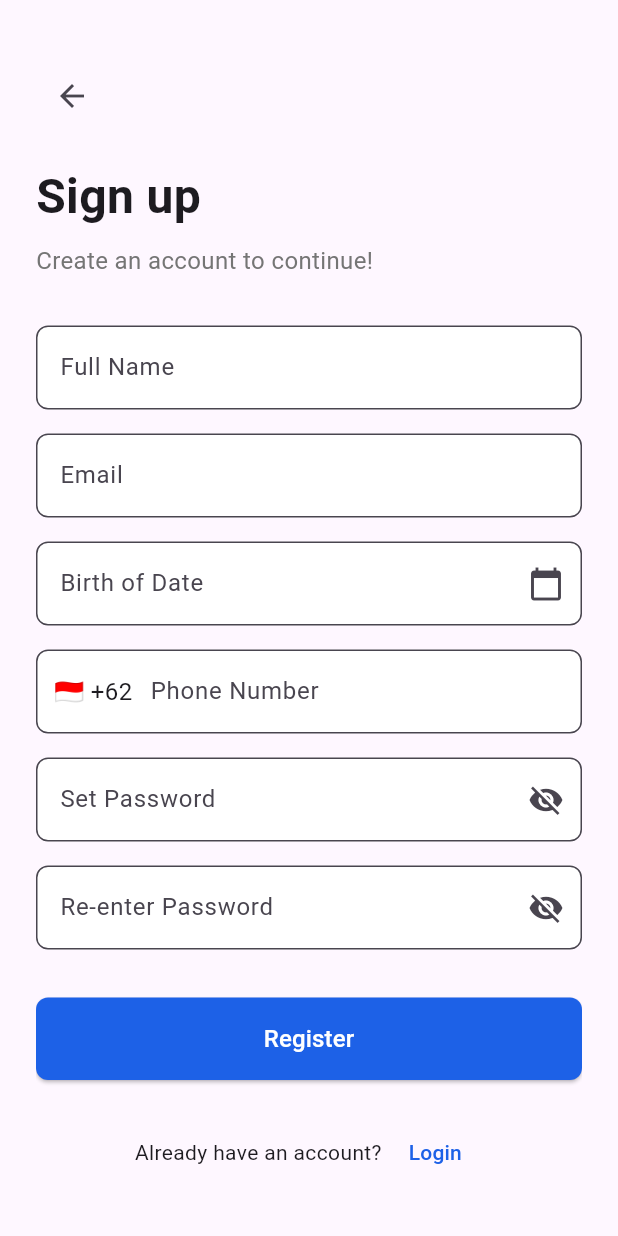
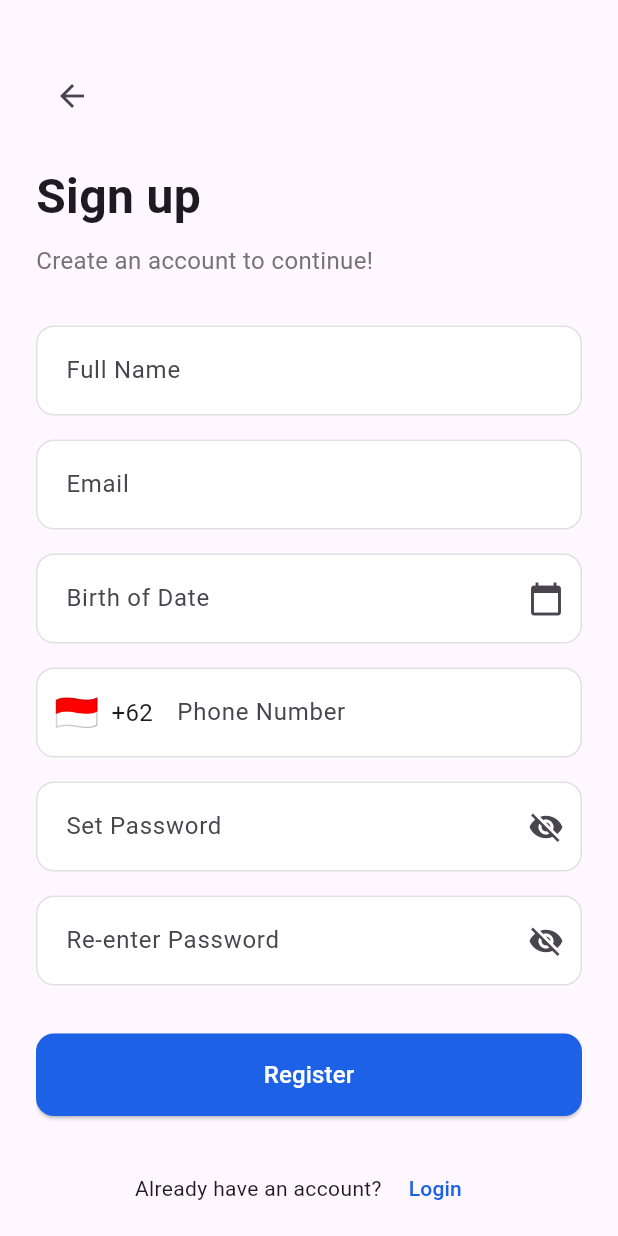
Before and after one commit to RhyneeAI/artverse, a Flutter app: the screen it shows after launch, after a tap on "Sign Up", on a phone screen of 412 x 824 dp. Run offline on Flutter 3.47's test engine with Material 3 defaults, Android fonts, the phone set to English and light mode, and no system bars; our stand-ins replace cloud_firestore, firebase_auth, firebase_core; accounts and stored records are empty.

Commit message:
feat: textform utils dry

```diff
--- a/lib/auth/login.dart
+++ b/lib/auth/login.dart
@@ -19,6 +19,7 @@ class _LoginScreenState extends State<LoginScreen> {
 
   // Untuk toggle visibility password
   bool _obscureText = true;
+  bool _isLoading = false;
 
   @override
   void dispose() {
@@ -37,9 +38,14 @@ class _LoginScreenState extends State<LoginScreen> {
     }
 
     try {
-      UserCredential userCredential = await FirebaseAuth.instance.signInWithEmailAndPassword(
+      await FirebaseAuth.instance.signInWithEmailAndPassword(
         email: email,
         password: password,
+      );
+
+      SnackbarHelper.showSuccess(
+        context,
+        'Login berhasil!',
       );
 
       Navigator.pushReplacement(
@@ -80,7 +86,7 @@ class _LoginScreenState extends State<LoginScreen> {
               ),
               const SizedBox(height: 8),
               const Text(
-                'Enter your username and password to log in',
+                'Enter your email and password to log in',
                 style: TextStyle(
                   fontSize: 16,
                   color: AppColors.textSecondary,
@@ -88,29 +94,24 @@ class _LoginScreenState extends State<LoginScreen> {
                 textAlign: TextAlign.left,
               ),
               const SizedBox(height: 32),
+
+              // Email Field
               TextField(
                 controller: _emailController,
                 keyboardType: TextInputType.emailAddress,
-                decoration: InputDecoration(
+                decoration: customInputDecoration(
                   labelText: 'Email',
-                  border: OutlineInputBorder(
-                    borderRadius: BorderRadius.circular(8),
-                  ),
-                  filled: true,
-                  fillColor: AppColors.background,
+                  hintText: 'contoh: nama@artverse.com',
                 ),
               ),
               const SizedBox(height: 16),
+
+              // Password Field – sekarang pakai customInputDecoration juga
               TextField(
                 controller: _passwordController,
                 obscureText: _obscureText,
-                decoration: InputDecoration(
+                decoration: customInputDecoration(
                   labelText: 'Password',
-                  border: OutlineInputBorder(
-                    borderRadius: BorderRadius.circular(8),
-                  ),
-                  filled: true,
-                  fillColor: AppColors.background,
                   suffixIcon: IconButton(
                     icon: Icon(_obscureText ? Icons.visibility_off : Icons.visibility),
                     onPressed: () {
@@ -122,11 +123,12 @@ class _LoginScreenState extends State<LoginScreen> {
                 ),
               ),
               const SizedBox(height: 8),
+
               Align(
                 alignment: Alignment.centerRight,
                 child: TextButton(
                   onPressed: () {
-                    // Logic navigasi ke forgot password (pakai FirebaseAuth.sendPasswordResetEmail)
+                    // Nanti tambah logic sendPasswordResetEmail
                   },
                   child: const Text(
                     'Forgot Password?',
@@ -135,30 +137,40 @@ class _LoginScreenState extends State<LoginScreen> {
                 ),
               ),
               const SizedBox(height: 16),
-              ElevatedButton(
-                onPressed: _login,
+
+              // Tombol Log In
+              SizedBox(
+                width: double.infinity,
+                child: ElevatedButton(
+                  onPressed: _isLoading ? null : _login,
                   style: ElevatedButton.styleFrom(
                     backgroundColor: AppColors.primary,
                     padding: const EdgeInsets.symmetric(vertical: 16),
                     shape: RoundedRectangleBorder(
-                    borderRadius: BorderRadius.circular(8),
+                      borderRadius: BorderRadius.circular(12),
                     ),
                   ),
-                child: const Text(
+                  child: _isLoading
+                      ? const CircularProgressIndicator(color: Colors.white)
+                      : const Text(
                           'Log In',
-                  style: TextStyle(fontSize: 16, color: AppColors.textPrimary),
+                          style: TextStyle(fontSize: 16, color: Colors.white),
+                        ),
                 ),
               ),
               const SizedBox(height: 24),
+
+              // Link ke Register
               Row(
                 mainAxisAlignment: MainAxisAlignment.center,
                 children: [
                   const Text("Don't have an account? "),
                   TextButton(
                     onPressed: () {
-                      Navigator.pushReplacement(
+                      Navigator.push(
                         context,
-                        MaterialPageRoute(builder: (context) => RegisterScreen()));
+                        MaterialPageRoute(builder: (context) => const RegisterScreen()),
+                      );
                     },
                     child: const Text(
                       'Sign Up',
--- a/lib/auth/register.dart
+++ b/lib/auth/register.dart
@@ -1,4 +1,4 @@
-import 'package:artverse/auth/email_verification.dart';
+// import 'package:artverse/auth/email_verification.dart';
 import 'package:artverse/utils/constants.dart';
 import 'package:artverse/utils/snackbar.dart';
 import 'package:cloud_firestore/cloud_firestore.dart';
@@ -143,14 +143,16 @@ class _RegisterScreenState extends State<RegisterScreen> {
               crossAxisAlignment: CrossAxisAlignment.start,
               children: [
                 const SizedBox(height: 40),
+
                 // Back button
-                IconButton(
-                  icon: const Icon(Icons.arrow_back),
-                  onPressed: () => Navigator.pushReplacement(
-                    context,
-                    MaterialPageRoute(builder: (context) => LoginScreen())
+                Align(
+                  alignment: Alignment.topLeft,
+                  child: IconButton(
+                    icon: const Icon(Icons.arrow_back),
+                    onPressed: () => Navigator.pop(context),  // Kembali normal, bukan ganti stack
                   ),
                 ),
+
                 const SizedBox(height: 20),
 
                 const Text(
@@ -164,14 +166,10 @@ class _RegisterScreenState extends State<RegisterScreen> {
                 ),
                 const SizedBox(height: 32),
 
+                // Full Name
                 TextField(
                   controller: _fullNameController,
-                  decoration: InputDecoration(
-                    labelText: 'Full Name',
-                    border: OutlineInputBorder(borderRadius: BorderRadius.circular(8)),
-                    filled: true,
-                    fillColor: AppColors.background,
-                  ),
+                  decoration: customInputDecoration(labelText: 'Full Name'),
                 ),
                 const SizedBox(height: 16),
 
@@ -179,11 +177,9 @@ class _RegisterScreenState extends State<RegisterScreen> {
                 TextField(
                   controller: _emailController,
                   keyboardType: TextInputType.emailAddress,
-                  decoration: InputDecoration(
+                  decoration: customInputDecoration(
                     labelText: 'Email',
-                    border: OutlineInputBorder(borderRadius: BorderRadius.circular(8)),
-                    filled: true,
-                    fillColor: AppColors.background,
+                    hintText: 'contoh: nama@artverse.com',
                   ),
                 ),
                 const SizedBox(height: 16),
@@ -193,12 +189,9 @@ class _RegisterScreenState extends State<RegisterScreen> {
                   controller: _birthDateController,
                   readOnly: true,
                   onTap: () => _selectDate(context),
-                  decoration: InputDecoration(
+                  decoration: customInputDecoration(
                     labelText: 'Birth of Date',
                     suffixIcon: const Icon(Icons.calendar_today),
-                    border: OutlineInputBorder(borderRadius: BorderRadius.circular(8)),
-                    filled: true,
-                    fillColor: AppColors.background,
                   ),
                 ),
                 const SizedBox(height: 16),
@@ -207,19 +200,19 @@ class _RegisterScreenState extends State<RegisterScreen> {
                 TextField(
                   controller: _phoneController,
                   keyboardType: TextInputType.phone,
-                  decoration: InputDecoration(
+                  decoration: customInputDecoration(
                     labelText: 'Phone Number',
-                    prefixIcon: const Row(
-                      mainAxisSize: MainAxisSize.min,
-                      children: [
-                        SizedBox(width: 12),
-                        Text('🇮🇩 +62', style: TextStyle(fontSize: 16)),
-                        SizedBox(width: 8),
-                      ],
+                    prefixIcon: const Padding(
+                      padding: EdgeInsets.symmetric(horizontal: 12),
+                      child: Row(
+                        mainAxisSize: MainAxisSize.min,
+                        children: [
+                          Text('🇮🇩', style: TextStyle(fontSize: 24)),
+                          SizedBox(width: 8),
+                          Text('+62', style: TextStyle(fontSize: 16)),
+                        ],
+                      ),
                     ),
-                    border: OutlineInputBorder(borderRadius: BorderRadius.circular(8)),
-                    filled: true,
-                    fillColor: AppColors.background,
                   ),
                 ),
                 const SizedBox(height: 16),
@@ -228,15 +221,12 @@ class _RegisterScreenState extends State<RegisterScreen> {
                 TextField(
                   controller: _passwordController,
                   obscureText: _obscurePassword,
-                  decoration: InputDecoration(
+                  decoration: customInputDecoration(
                     labelText: 'Set Password',
                     suffixIcon: IconButton(
                       icon: Icon(_obscurePassword ? Icons.visibility_off : Icons.visibility),
                       onPressed: () => setState(() => _obscurePassword = !_obscurePassword),
                     ),
-                    border: OutlineInputBorder(borderRadius: BorderRadius.circular(8)),
-                    filled: true,
-                    fillColor: AppColors.background,
                   ),
                 ),
                 const SizedBox(height: 16),
@@ -245,15 +235,12 @@ class _RegisterScreenState extends State<RegisterScreen> {
                 TextField(
                   controller: _rePasswordController,
                   obscureText: _obscurePassword,
-                  decoration: InputDecoration(
+                  decoration: customInputDecoration(
                     labelText: 'Re-enter Password',
                     suffixIcon: IconButton(
                       icon: Icon(_obscurePassword ? Icons.visibility_off : Icons.visibility),
                       onPressed: () => setState(() => _obscurePassword = !_obscurePassword),
                     ),
-                    border: OutlineInputBorder(borderRadius: BorderRadius.circular(8)),
-                    filled: true,
-                    fillColor: AppColors.background,
                   ),
                 ),
                 const SizedBox(height: 32),
@@ -266,11 +253,15 @@ class _RegisterScreenState extends State<RegisterScreen> {
                     style: ElevatedButton.styleFrom(
                       backgroundColor: AppColors.primary,
                       padding: const EdgeInsets.symmetric(vertical: 16),
-                      shape: RoundedRectangleBorder(borderRadius: BorderRadius.circular(8)),
+                      shape: RoundedRectangleBorder(borderRadius: BorderRadius.circular(12)),
                     ),
                     child: _isLoading
-                        ? const CircularProgressIndicator(color: AppColors.textPrimary)
-                        : const Text('Register', style: TextStyle(fontSize: 16, color: AppColors.textPrimary)),
+                        ? const SizedBox(
+                            height: 20,
+                            width: 20,
+                            child: CircularProgressIndicator(color: Colors.white, strokeWidth: 2),
+                          )
+                        : const Text('Register', style: TextStyle(fontSize: 16, color: Colors.white)),
                   ),
                 ),
                 const SizedBox(height: 24),
@@ -281,7 +272,7 @@ class _RegisterScreenState extends State<RegisterScreen> {
                   children: [
                     const Text('Already have an account? '),
                     TextButton(
-                      onPressed: () => Navigator.pushReplacement(
+                      onPressed: () => Navigator.push(
                         context,
                         MaterialPageRoute(builder: (context) => const LoginScreen()),
                       ),
--- a/lib/utils/constants.dart
+++ b/lib/utils/constants.dart
@@ -9,3 +9,32 @@ class AppColors {
   static const Color textSecondary = Color(0xFF757575); // Colors.grey[600]
   static const Color error = Colors.red;
 }
+
+InputDecoration customInputDecoration({
+  required String labelText,
+  String? hintText,
+  Widget? prefixIcon,
+  Widget? suffixIcon,
+}) {
+  return InputDecoration(
+    labelText: labelText,
+    hintText: hintText,
+    filled: true,
+    fillColor: AppColors.background,
+    // Style minimalis dengan rounded + hanya garis bawah saat fokus
+    enabledBorder: OutlineInputBorder(
+      borderRadius: BorderRadius.circular(12),
+      borderSide: BorderSide(color: Colors.grey.shade300),
+    ),
+    focusedBorder: OutlineInputBorder(
+      borderRadius: BorderRadius.circular(12),
+      borderSide: const BorderSide(color: Colors.blue, width: 2),
+    ),
+    border: OutlineInputBorder(
+      borderRadius: BorderRadius.circular(12),
+    ),
+    contentPadding: const EdgeInsets.symmetric(horizontal: 16, vertical: 18),
+    prefixIcon: prefixIcon,
+    suffixIcon: suffixIcon,
+  );
+}
```
Lines whose indentation alone changed are shown as unchanged.
